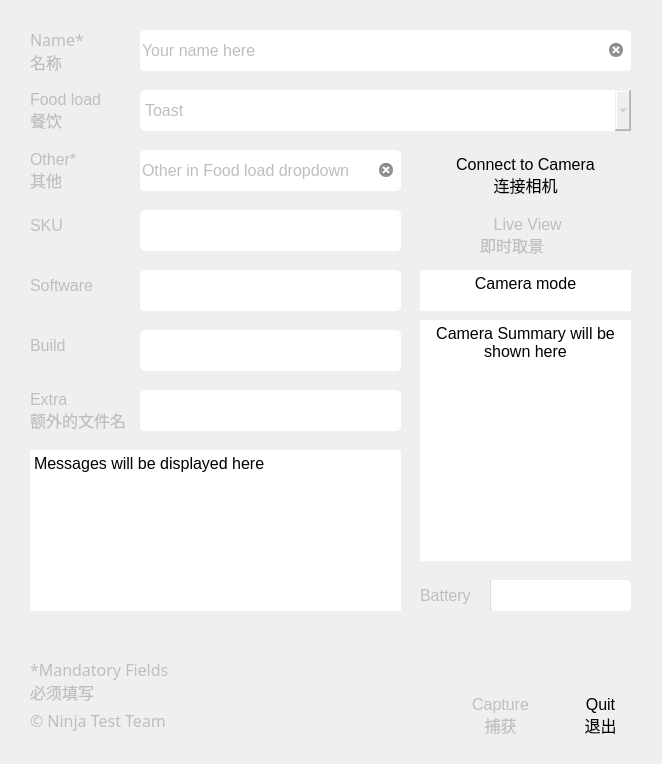
Old version of the form uiFiles/cameracontrols.ui in the repository vikramsesh/Photobox.
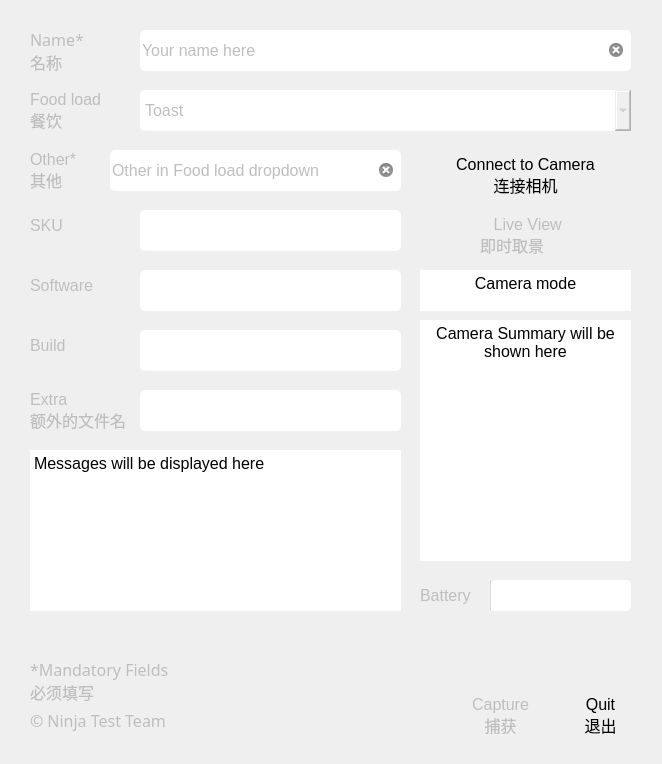
New version of the form. Icons and pictures are not drawn.

Patch:
```diff
--- a/uiFiles/cameracontrols.ui
+++ b/uiFiles/cameracontrols.ui
@@ -746,7 +746,7 @@
      <rect>
       <x>420</x>
       <y>580</y>
-      <width>51</width>
+      <width>61</width>
       <height>31</height>
      </rect>
     </property>
@@ -816,9 +816,9 @@
     </property>
     <property name="geometry">
      <rect>
-      <x>140</x>
+      <x>110</x>
       <y>150</y>
-      <width>261</width>
+      <width>291</width>
       <height>41</height>
      </rect>
     </property>
@@ -870,9 +870,9 @@
     </property>
     <property name="geometry">
      <rect>
-      <x>470</x>
+      <x>460</x>
       <y>690</y>
-      <width>61</width>
+      <width>81</width>
       <height>51</height>
      </rect>
     </property>
```
